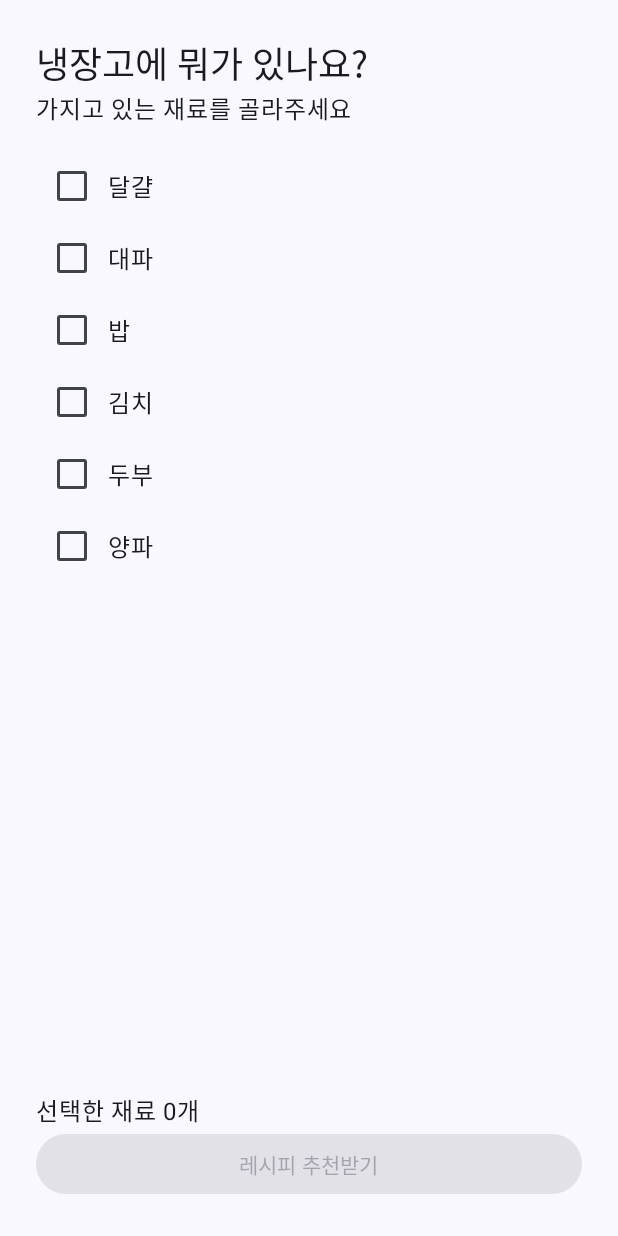
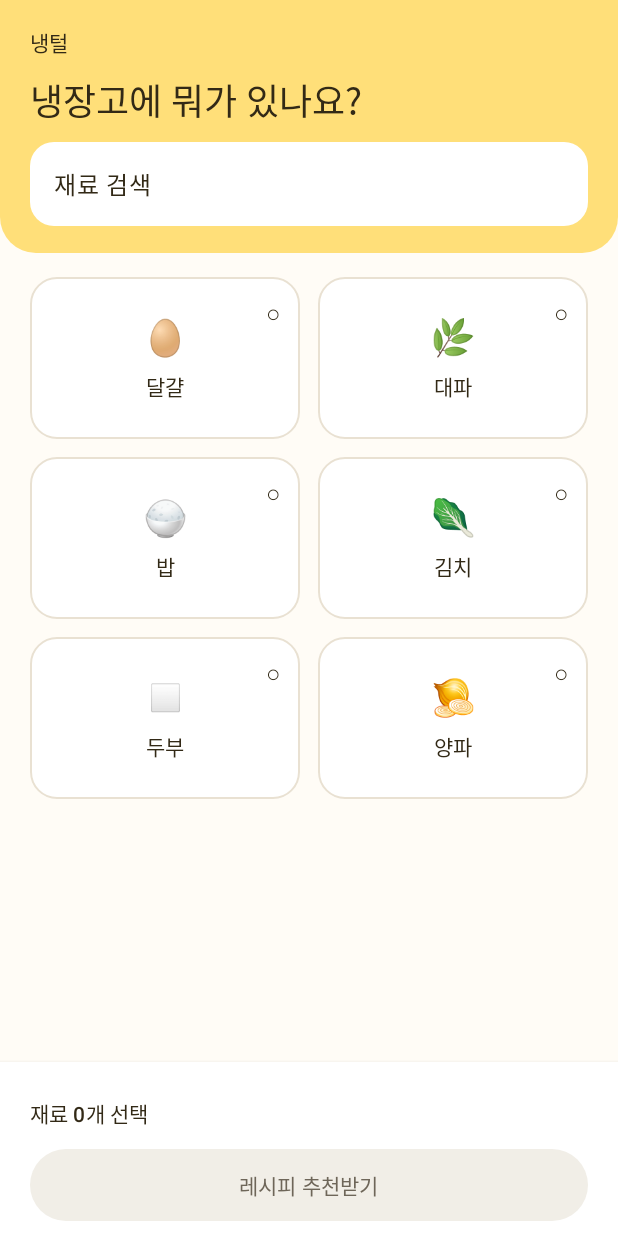
Before and after one commit to team13-naengteol/naengteol-app, an Android app built with Jetpack Compose: the screen it shows after launch (MainActivity), on a phone screen of 412 x 824 dp. Run offline under Robolectric (Android 15) with nearby library versions, the phone set to English and light mode, and no system bars.

Commit message:
feat: 재료 선택 화면 구현

```diff
--- a/app/src/main/java/com/team13/naengteol/ui/IngredientScreen.kt
+++ b/app/src/main/java/com/team13/naengteol/ui/IngredientScreen.kt
@@ -1,63 +1,184 @@
 package com.team13.naengteol.ui
 
 // 담당: 심여진 (2번) — 재료 선택 화면
-// 지금은 작동 확인용 최소 버전. 디자인(재료 카드 그리드 등)은 자유롭게 바꾸되 함수 모양은 유지하기
 
+import androidx.compose.foundation.BorderStroke
+import androidx.compose.foundation.background
+import androidx.compose.foundation.layout.Arrangement
+import androidx.compose.foundation.layout.Box
 import androidx.compose.foundation.layout.Column
+import androidx.compose.foundation.layout.PaddingValues
 import androidx.compose.foundation.layout.Row
-import androidx.compose.foundation.layout.Spacer
 import androidx.compose.foundation.layout.fillMaxSize
 import androidx.compose.foundation.layout.fillMaxWidth
-import androidx.compose.foundation.layout.height
+import androidx.compose.foundation.layout.heightIn
+import androidx.compose.foundation.layout.imePadding
 import androidx.compose.foundation.layout.padding
-import androidx.compose.foundation.rememberScrollState
-import androidx.compose.foundation.verticalScroll
+import androidx.compose.foundation.lazy.grid.GridCells
+import androidx.compose.foundation.lazy.grid.LazyVerticalGrid
+import androidx.compose.foundation.lazy.grid.items
+import androidx.compose.foundation.selection.toggleable
+import androidx.compose.foundation.shape.RoundedCornerShape
 import androidx.compose.material3.Button
-import androidx.compose.material3.Checkbox
+import androidx.compose.material3.ButtonDefaults
 import androidx.compose.material3.MaterialTheme
+import androidx.compose.material3.Surface
 import androidx.compose.material3.Text
+import androidx.compose.material3.TextButton
+import androidx.compose.material3.TextField
+import androidx.compose.material3.TextFieldDefaults
 import androidx.compose.runtime.Composable
 import androidx.compose.runtime.getValue
 import androidx.compose.runtime.mutableStateOf
-import androidx.compose.runtime.remember
+import androidx.compose.runtime.saveable.rememberSaveable
 import androidx.compose.runtime.setValue
 import androidx.compose.ui.Alignment
 import androidx.compose.ui.Modifier
+import androidx.compose.ui.graphics.Color
+import androidx.compose.ui.semantics.Role
+import androidx.compose.ui.semantics.clearAndSetSemantics
 import androidx.compose.ui.unit.dp
 import com.team13.naengteol.data.ALL_INGREDIENTS
+
+private val HeaderYellow = Color(0xFFFFDF79)
+private val SelectedYellow = Color(0xFFFFF2C3)
+private val Ink = Color(0xFF322916)
+private val PageBackground = Color(0xFFFFFCF6)
+
+private val ingredientSymbols = mapOf(
+    "달걀" to "🥚",
+    "대파" to "🌿",
+    "밥" to "🍚",
+    "김치" to "🥬",
+    "두부" to "◻️",
+    "양파" to "🧅"
+)
 
 @Composable
 fun IngredientScreen(
     initial: Set<String> = emptySet(),
     onRecommend: (Set<String>) -> Unit
 ) {
-    var selected by remember { mutableStateOf(initial) }
+    var selected by rememberSaveable(initial) { mutableStateOf(ArrayList(initial)) }
+    var query by rememberSaveable { mutableStateOf("") }
+    val visibleIngredients = ALL_INGREDIENTS.filter { it.contains(query.trim(), ignoreCase = true) }
 
-    Column(Modifier.fillMaxSize().padding(24.dp)) {
-        Text("냉장고에 뭐가 있나요?", style = MaterialTheme.typography.headlineSmall)
-        Text("가지고 있는 재료를 골라주세요")
-        Spacer(Modifier.height(16.dp))
+    Column(
+        Modifier.fillMaxSize().background(PageBackground).imePadding()
+    ) {
+        Column(
+            modifier = Modifier
+                .fillMaxWidth()
+                .background(HeaderYellow, RoundedCornerShape(bottomStart = 24.dp, bottomEnd = 24.dp))
+                .padding(horizontal = 20.dp, vertical = 18.dp),
+            verticalArrangement = Arrangement.spacedBy(10.dp)
+        ) {
+            Text("냉털", color = Ink, style = MaterialTheme.typography.labelLarge)
+            Text("냉장고에 뭐가 있나요?", color = Ink, style = MaterialTheme.typography.headlineSmall)
+            TextField(
+                value = query,
+                onValueChange = { query = it },
+                modifier = Modifier.fillMaxWidth(),
+                label = { Text("재료 검색") },
+                singleLine = true,
+                shape = RoundedCornerShape(16.dp),
+                colors = TextFieldDefaults.colors(
+                    focusedContainerColor = Color.White,
+                    unfocusedContainerColor = Color.White,
+                    focusedTextColor = Ink,
+                    unfocusedTextColor = Ink,
+                    focusedLabelColor = Ink,
+                    unfocusedLabelColor = Ink,
+                    cursorColor = Ink,
+                    focusedIndicatorColor = Color.Transparent,
+                    unfocusedIndicatorColor = Color.Transparent
+                )
+            )
+        }
 
-        // TODO: 체크박스 목록 → 재료 카드 그리드로 바꾸기
-        Column(Modifier.weight(1f).verticalScroll(rememberScrollState())) {
-            ALL_INGREDIENTS.forEach { name ->
-                Row(verticalAlignment = Alignment.CenterVertically) {
-                    Checkbox(
-                        checked = name in selected,
-                        onCheckedChange = { checked ->
-                            selected = if (checked) selected + name else selected - name
-                        }
-                    )
-                    Text(name)
+        if (visibleIngredients.isEmpty()) {
+            Box(Modifier.weight(1f).fillMaxWidth(), contentAlignment = Alignment.Center) {
+                Text("검색 결과가 없어요", color = Ink)
+            }
+        } else {
+            LazyVerticalGrid(
+                columns = GridCells.Fixed(2),
+                modifier = Modifier.weight(1f).fillMaxWidth(),
+                contentPadding = PaddingValues(horizontal = 20.dp, vertical = 16.dp),
+                horizontalArrangement = Arrangement.spacedBy(12.dp),
+                verticalArrangement = Arrangement.spacedBy(12.dp)
+            ) {
+                items(visibleIngredients, key = { it }) { name ->
+                    IngredientCard(name, name in selected) { checked ->
+                        selected = ArrayList(if (checked) selected + name else selected - name)
+                    }
                 }
             }
         }
 
-        Text("선택한 재료 ${selected.size}개")
-        Button(
-            onClick = { onRecommend(selected) },
-            enabled = selected.isNotEmpty(), // 1개 이상 골라야 활성화
-            modifier = Modifier.fillMaxWidth()
-        ) { Text("레시피 추천받기") }
+        Surface(color = Color.White, contentColor = Ink, shadowElevation = 4.dp) {
+            Column(Modifier.fillMaxWidth().padding(horizontal = 20.dp, vertical = 10.dp)) {
+                Row(
+                    Modifier.fillMaxWidth().heightIn(min = 48.dp),
+                    horizontalArrangement = Arrangement.SpaceBetween,
+                    verticalAlignment = Alignment.CenterVertically
+                ) {
+                    Text("재료 ${selected.size}개 선택", style = MaterialTheme.typography.titleSmall)
+                    if (selected.isNotEmpty()) {
+                        TextButton(onClick = { selected = arrayListOf() }) {
+                            Text("선택 초기화", color = Ink)
+                        }
+                    }
+                }
+                Button(
+                    onClick = { onRecommend(selected.toSet()) },
+                    enabled = selected.isNotEmpty(),
+                    modifier = Modifier.fillMaxWidth().heightIn(min = 48.dp),
+                    colors = ButtonDefaults.buttonColors(
+                        containerColor = HeaderYellow,
+                        contentColor = Ink,
+                        disabledContainerColor = Color(0xFFF1EEE7),
+                        disabledContentColor = Color(0xFF6E6659)
+                    )
+                ) {
+                    Text("레시피 추천받기")
+                }
+            }
+        }
     }
 }
+
+@Composable
+private fun IngredientCard(name: String, selected: Boolean, onCheckedChange: (Boolean) -> Unit) {
+    Surface(
+        shape = RoundedCornerShape(18.dp),
+        color = if (selected) SelectedYellow else Color.White,
+        contentColor = Ink,
+        border = BorderStroke(1.dp, if (selected) Color(0xFF997020) else Color(0xFFE9E1D2))
+    ) {
+        Box(
+            Modifier
+                .fillMaxWidth()
+                .heightIn(min = 108.dp)
+                .toggleable(value = selected, role = Role.Checkbox, onValueChange = onCheckedChange)
+                .padding(12.dp)
+        ) {
+            Text(
+                if (selected) "✓" else "○",
+                modifier = Modifier.align(Alignment.TopEnd).clearAndSetSemantics {}
+            )
+            Column(
+                modifier = Modifier.align(Alignment.Center).padding(horizontal = 14.dp),
+                horizontalAlignment = Alignment.CenterHorizontally,
+                verticalArrangement = Arrangement.spacedBy(6.dp)
+            ) {
+                Text(
+                    ingredientSymbols[name] ?: "🥣",
+                    modifier = Modifier.clearAndSetSemantics {},
+                    style = MaterialTheme.typography.headlineSmall
+                )
+                Text(name, style = MaterialTheme.typography.titleSmall)
+            }
+        }
+    }
+}
```
